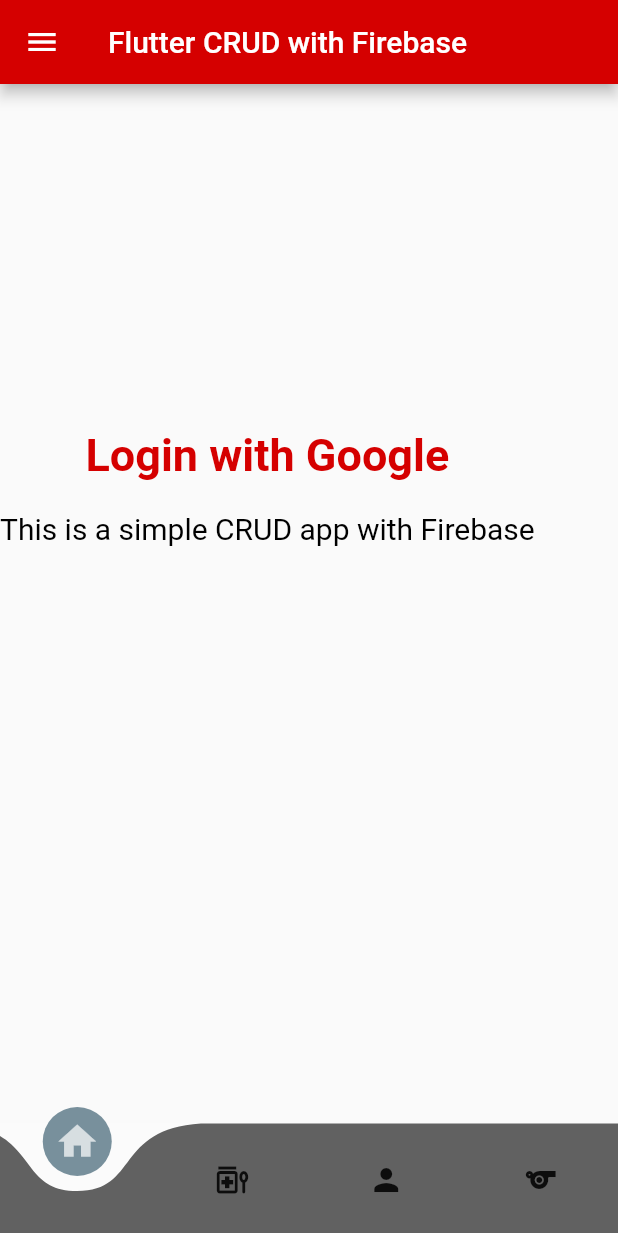
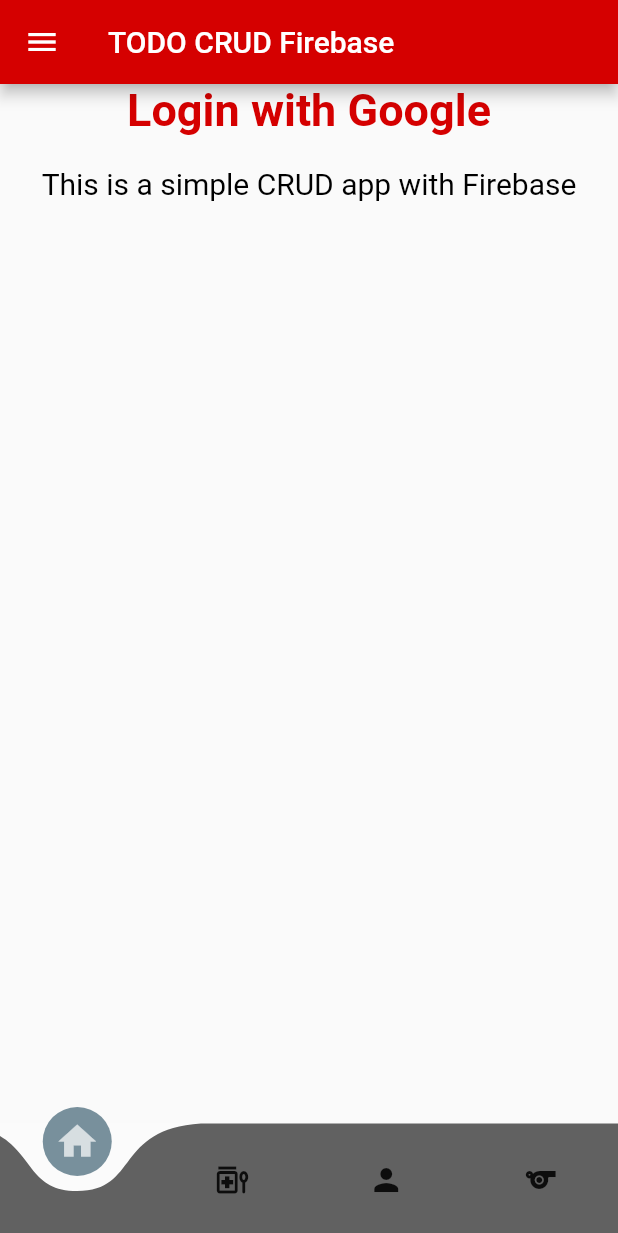
Before and after one commit to Angel-cuba/crud_firebase, a Flutter app: the screen it shows after launch, on a phone screen of 412 x 824 dp. Shown: the top 1233 px of the screen. Run offline on Flutter 3.47's test engine with Material 2 defaults, Android fonts, the phone set to English and light mode, and no system bars; drawn by our look-alikes of curved_navigation_bar.

Commit message:
Add styles and passing props

```diff
--- a/lib/views/details_screen.dart
+++ b/lib/views/details_screen.dart
@@ -6,7 +6,7 @@ class DetailScreen extends StatelessWidget {
   @override
   Widget build(BuildContext context) {
     return Container(
-      color: Colors.white,
+      color: Colors.transparent,
       child: const Center(
         child: Text(
           'Detail Screen',
--- a/lib/views/home_screen.dart
+++ b/lib/views/home_screen.dart
@@ -1,12 +1,14 @@
 import 'package:flutter/material.dart';
-import 'package:flutter/src/widgets/framework.dart';
-import 'package:flutter/src/widgets/placeholder.dart';
 
 class HomePage extends StatelessWidget {
-  const HomePage({Key? key, required String title}) : super(key: key);
+  const HomePage({Key? key, required this.title}) : super(key: key);
+
+  final String title;
 
   @override
   Widget build(BuildContext context) {
+    double fullHeight = MediaQuery.of(context).size.height;
+    final fullWidth = MediaQuery.of(context).size.width;
     return Scaffold(
       appBar: AppBar(
         leading: GestureDetector(
@@ -14,10 +16,12 @@ class HomePage extends StatelessWidget {
           child: const Icon(Icons.menu),
         ),
         backgroundColor: Colors.redAccent.shade700,
-        title: const Text('Flutter CRUD with Firebase'),
+        title: Text("TODO $title"),
       ),
-      body: Padding(
-        padding: const EdgeInsets.only(top: 230.0),
+      body: Container(
+        alignment: Alignment.center,
+        height: fullHeight,
+        width: fullWidth,
         child: Column(children: [
           Text('Login with Google',
               style: TextStyle(
--- a/lib/views/profile_screen.dart
+++ b/lib/views/profile_screen.dart
@@ -6,7 +6,7 @@ class ProfileScreen extends StatelessWidget {
   @override
   Widget build(BuildContext context) {
     return Container(
-      color: Colors.white,
+      color: Colors.transparent,
       child: const Center(
         child: Text(
           'Profile Screen',
--- a/lib/views/splash_screen.dart
+++ b/lib/views/splash_screen.dart
@@ -1,7 +1,5 @@
 import 'package:crud_firebase/navigator.dart';
 import 'package:flutter/material.dart';
-
-import 'home_screen.dart';
 
 class SplashScreen extends StatefulWidget {
   const SplashScreen({super.key});
--- a/lib/views/sprint_screen.dart
+++ b/lib/views/sprint_screen.dart
@@ -6,7 +6,7 @@ class SprintScreen extends StatelessWidget {
   @override
   Widget build(BuildContext context) {
     return Container(
-      color: Colors.white,
+      color: Colors.transparent,
       child: const Center(
         child: Text(
           'Sprint Screen',
```
